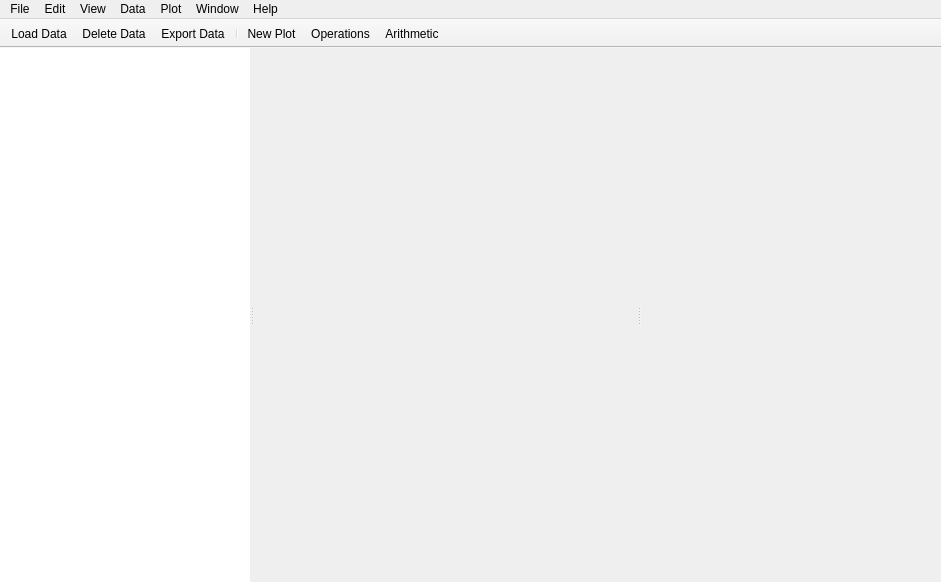
spacetelescope/specviz, file specviz/widgets/ui/workspace.ui: the form before one commit.
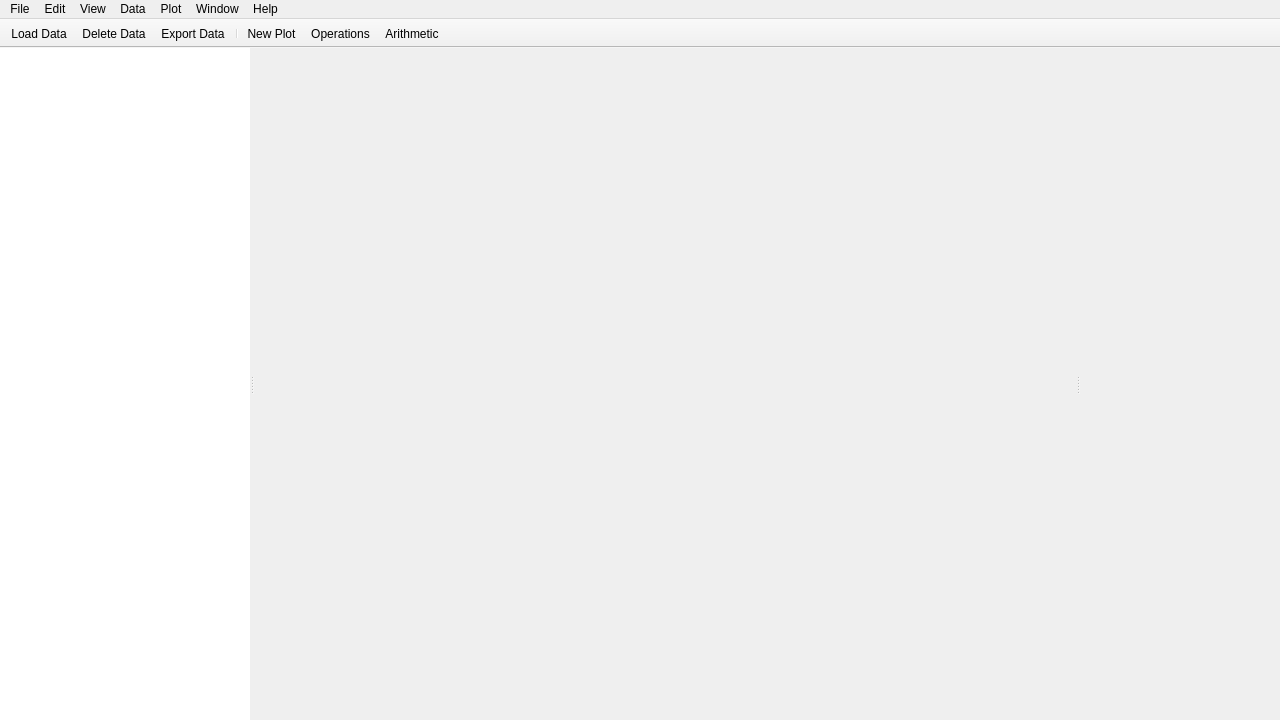
The form after the commit. Icons and pictures are not drawn.

Commit message: Update base size of plugin sidebar and resize behavior

```diff
--- a/specviz/widgets/ui/workspace.ui
+++ b/specviz/widgets/ui/workspace.ui
@@ -6,8 +6,8 @@
    <rect>
     <x>0</x>
     <y>0</y>
-    <width>941</width>
-    <height>582</height>
+    <width>1280</width>
+    <height>720</height>
    </rect>
   </property>
   <property name="windowTitle">
@@ -69,15 +69,9 @@
        <property name="lineWidth">
         <number>1</number>
        </property>
-       <property name="horizontalScrollBarPolicy">
-        <enum>Qt::ScrollBarAlwaysOff</enum>
-       </property>
        <property name="dragDropMode">
         <enum>QAbstractItemView::DragOnly</enum>
        </property>
-       <property name="textElideMode">
-        <enum>Qt::ElideRight</enum>
-       </property>
       </widget>
       <widget class="QMdiArea" name="mdi_area">
        <property name="sizePolicy">
@@ -129,13 +123,19 @@
       </widget>
       <widget class="QTabWidget" name="plugin_tab_widget">
        <property name="sizePolicy">
-        <sizepolicy hsizetype="Expanding" vsizetype="Expanding">
+        <sizepolicy hsizetype="Preferred" vsizetype="Expanding">
          <horstretch>0</horstretch>
          <verstretch>0</verstretch>
         </sizepolicy>
        </property>
        <property name="minimumSize">
         <size>
+         <width>200</width>
+         <height>0</height>
+        </size>
+       </property>
+       <property name="baseSize">
+        <size>
          <width>300</width>
          <height>0</height>
         </size>
@@ -195,8 +195,8 @@
     <rect>
      <x>0</x>
      <y>0</y>
-     <width>941</width>
-     <height>25</height>
+     <width>1280</width>
+     <height>22</height>
     </rect>
    </property>
    <widget class="QMenu" name="menuFile">
```
